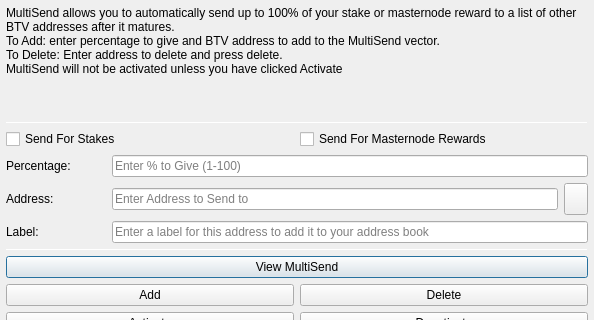
Before: the Qt Designer form src/qt/forms/multisenddialog.ui in belechedev/BG-GoldMetalCoin, drawn with Qt 5; both pictures show x 0 to 594 and y 0 to 320 of the 594 by 526 pixel window.
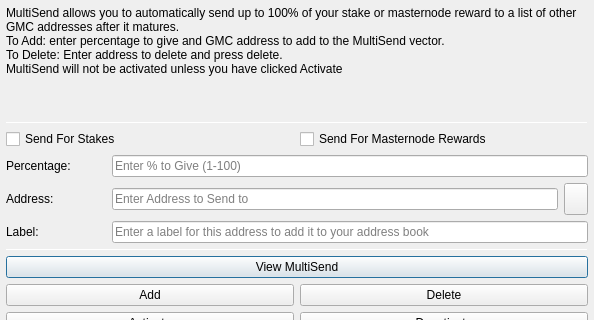
After: the same form once the commit is applied. Icons and pictures are not drawn.

Diff of the .ui file:
```diff
--- a/src/qt/forms/multisenddialog.ui
+++ b/src/qt/forms/multisenddialog.ui
@@ -37,8 +37,8 @@
         <number>1</number>
        </property>
        <property name="text">
-        <string>MultiSend allows you to automatically send up to 100% of your stake or masternode reward to a list of other BTV addresses after it matures.
-To Add: enter percentage to give and BTV address to add to the MultiSend vector.
+        <string>MultiSend allows you to automatically send up to 100% of your stake or masternode reward to a list of other GMC addresses after it matures.
+To Add: enter percentage to give and GMC address to add to the MultiSend vector.
 To Delete: Enter address to delete and press delete.
 MultiSend will not be activated unless you have clicked Activate</string>
        </property>
```
Left out of the diff: 4 changed lines with no effect on the pictures.
